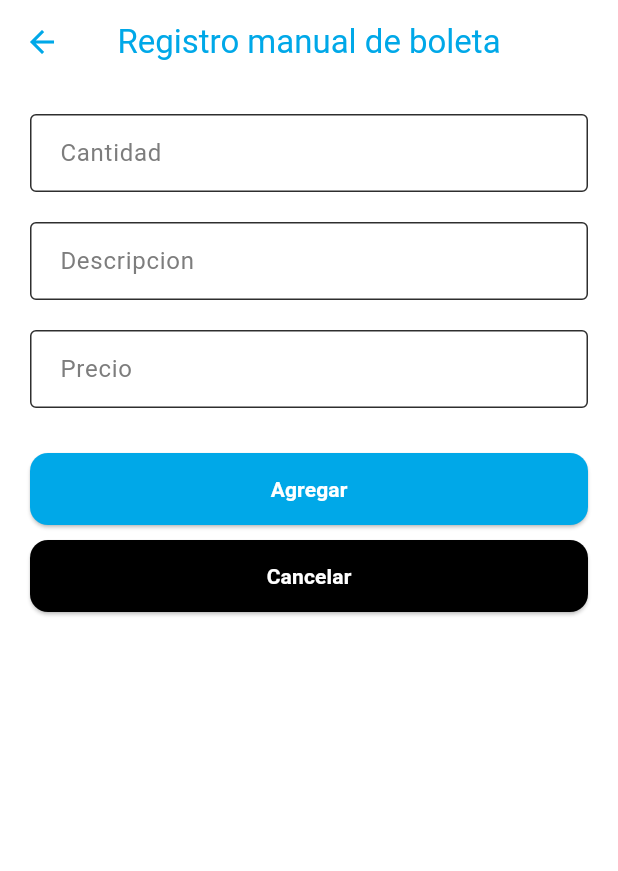
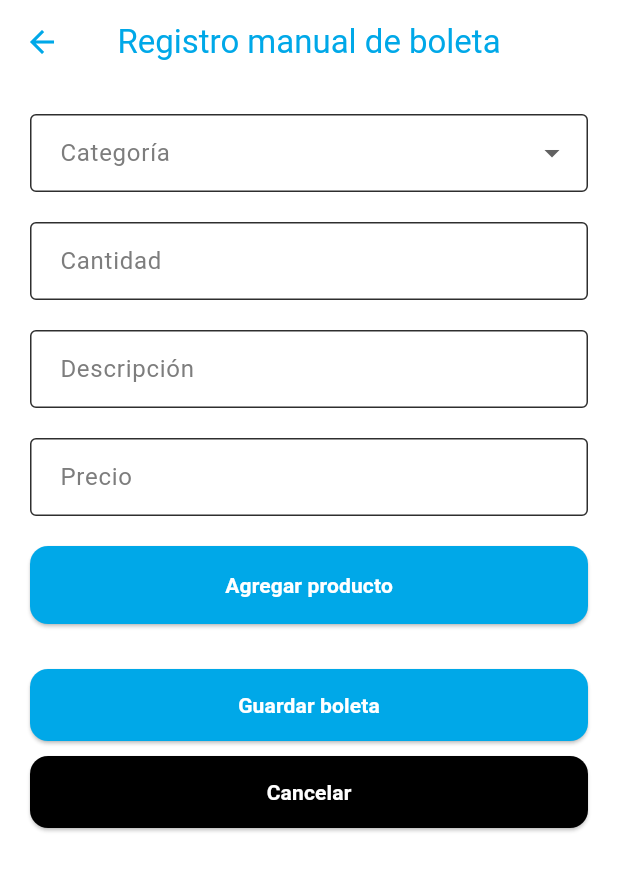
Before and after one commit to Kururo201846/GastOnTrack, a Flutter app: the ManualInvoiceScreen screen opened directly, on a phone screen of 412 x 824 dp. Shown: the top 871 px of the screen. Run offline on Flutter 3.47's test engine with Material 3 defaults, Android fonts, the phone set to English and light mode, and no system bars; our stand-ins replace camera, cloud_firestore, firebase_auth, firebase_core, fl_chart, shared_preferences; missing offline and left inert: google_mlkit_text_recognition, photo_manager; accounts and stored records are empty.

```diff
--- a/lib/screens/manual/manual_invoice_screen.dart
+++ b/lib/screens/manual/manual_invoice_screen.dart
@@ -14,23 +14,39 @@ class _ManualInvoiceScreenState extends State<ManualInvoiceScreen> {
   final TextEditingController _cantidadController = TextEditingController();
   final TextEditingController _descripcionController = TextEditingController();
   final TextEditingController _precioController = TextEditingController();
+
+  List<Map<String, dynamic>> productos = [];
+  String? categoriaSeleccionada;
   bool _isSubmitting = false;
 
+  final List<String> categorias = ['Comida', 'Tecnología', 'Gastos', 'Otros'];
+
+  void _agregarProducto() {
+    final cantidad = _cantidadController.text.trim();
+    final descripcion = _descripcionController.text.trim();
+    final precio = _precioController.text.trim();
+
+    if (cantidad.isEmpty || descripcion.isEmpty || precio.isEmpty) return;
+
+    setState(() {
+      productos.add({
+        'cantidad': cantidad,
+        'descripcion': descripcion,
+        'precio': precio,
+      });
+      _cantidadController.clear();
+      _descripcionController.clear();
+      _precioController.clear();
+    });
+  }
+
   void _guardarBoleta() async {
-    if (_isSubmitting) return;
+    if (_isSubmitting || productos.isEmpty || categoriaSeleccionada == null)
+      return;
+
     setState(() => _isSubmitting = true);
-
     final user = FirebaseAuth.instance.currentUser;
     if (user == null) {
-      setState(() => _isSubmitting = false);
-      return;
-    }
-
-    final String cantidad = _cantidadController.text.trim();
-    final String descripcion = _descripcionController.text.trim();
-    final String precio = _precioController.text.trim();
-
-    if (cantidad.isEmpty || descripcion.isEmpty || precio.isEmpty) {
       setState(() => _isSubmitting = false);
       return;
     }
@@ -38,9 +54,8 @@ class _ManualInvoiceScreenState extends State<ManualInvoiceScreen> {
     try {
       await FirebaseFirestore.instance.collection('boletas').add({
         'uid': user.uid,
-        'cantidad': cantidad,
-        'descripcion': descripcion,
-        'precio': precio,
+        'productos': productos,
+        'categoria': categoriaSeleccionada,
         'fecha': Timestamp.now(),
       });
 
@@ -50,9 +65,10 @@ class _ManualInvoiceScreenState extends State<ManualInvoiceScreen> {
         const SnackBar(content: Text('Boleta registrada con éxito')),
       );
 
-      _cantidadController.clear();
-      _descripcionController.clear();
-      _precioController.clear();
+      setState(() {
+        productos.clear();
+        categoriaSeleccionada = null;
+      });
     } catch (e) {
       if (mounted) {
         ScaffoldMessenger.of(context).showSnackBar(
@@ -78,9 +94,24 @@ class _ManualInvoiceScreenState extends State<ManualInvoiceScreen> {
       ),
       body: Padding(
         padding: const EdgeInsets.all(20.0),
-        child: Column(
-          crossAxisAlignment: CrossAxisAlignment.stretch,
+        child: ListView(
           children: [
+            DropdownButtonFormField<String>(
+              decoration: const InputDecoration(
+                labelText: 'Categoría',
+                border: OutlineInputBorder(),
+              ),
+              value: categoriaSeleccionada,
+              onChanged:
+                  (value) => setState(() => categoriaSeleccionada = value),
+              items:
+                  categorias
+                      .map(
+                        (cat) => DropdownMenuItem(value: cat, child: Text(cat)),
+                      )
+                      .toList(),
+            ),
+            const SizedBox(height: 20),
             TextField(
               controller: _cantidadController,
               decoration: const InputDecoration(
@@ -92,7 +123,7 @@ class _ManualInvoiceScreenState extends State<ManualInvoiceScreen> {
             TextField(
               controller: _descripcionController,
               decoration: const InputDecoration(
-                labelText: 'Descripcion',
+                labelText: 'Descripción',
                 border: OutlineInputBorder(),
               ),
             ),
@@ -105,7 +136,19 @@ class _ManualInvoiceScreenState extends State<ManualInvoiceScreen> {
               ),
               keyboardType: TextInputType.number,
             ),
-            const SizedBox(height: 30),
+            const SizedBox(height: 20),
+            ElevatedButton(
+              onPressed: _agregarProducto,
+              child: const Text('Agregar producto'),
+            ),
+            const SizedBox(height: 10),
+            ...productos.map(
+              (p) => ListTile(
+                title: Text('${p['descripcion']} x${p['cantidad']}'),
+                subtitle: Text('Precio: \$${p['precio']}'),
+              ),
+            ),
+            const SizedBox(height: 20),
             ElevatedButton(
               style: ElevatedButton.styleFrom(
                 backgroundColor: AppTheme.primaryBlue,
@@ -113,7 +156,7 @@ class _ManualInvoiceScreenState extends State<ManualInvoiceScreen> {
               ),
               onPressed: _isSubmitting ? null : _guardarBoleta,
               child: const Text(
-                'Agregar',
+                'Guardar boleta',
                 style: TextStyle(color: Colors.white),
               ),
             ),
--- a/lib/themes/app_theme.dart
+++ b/lib/themes/app_theme.dart
@@ -12,6 +12,8 @@ class AppTheme {
   static const Color shadows = Color.fromARGB(149, 177, 177, 177);
   static const Color successGreen = Color(0xFF4BB543,);
   static const Color errorRed = Color(0xFFFF4C4C);
+  static const Color darkGreen = Color(0xFF388E3C);
+  static const Color accentGreen = Color(0xFF8BC34A);
 
   static ThemeData get lightTheme {
     return ThemeData(
--- a/pubspec.yaml
+++ b/pubspec.yaml
@@ -17,6 +17,7 @@ dependencies:
   photo_manager: ^3.6.0
   camera: ^0.11.1
   image_picker: ^1.1.2
+  fl_chart: ^0.64.0
 
 dev_dependencies:
   flutter_test:
```
Also changed, not shown: lib/screens/manual/invoice_history_screen.dart (+50 -26 lines), lib/screens/profile/graph_screen.dart (added, +157 -0 lines), lib/screens/profile/profile_screen.dart (+47 -22 lines), pubspec.lock.
